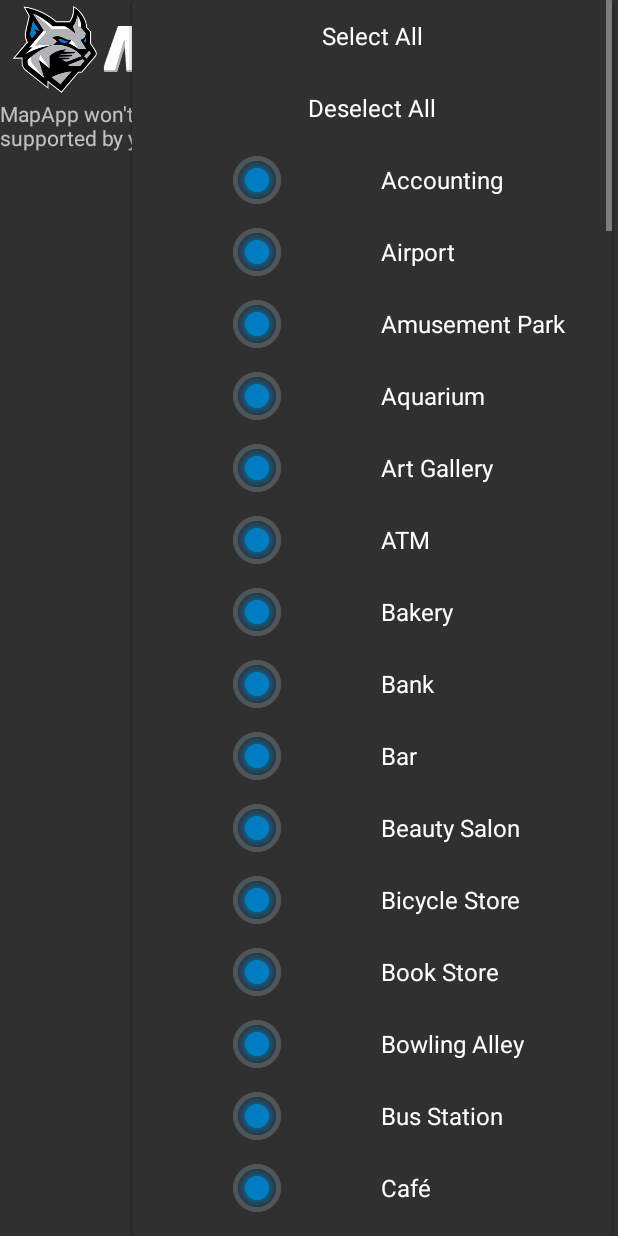
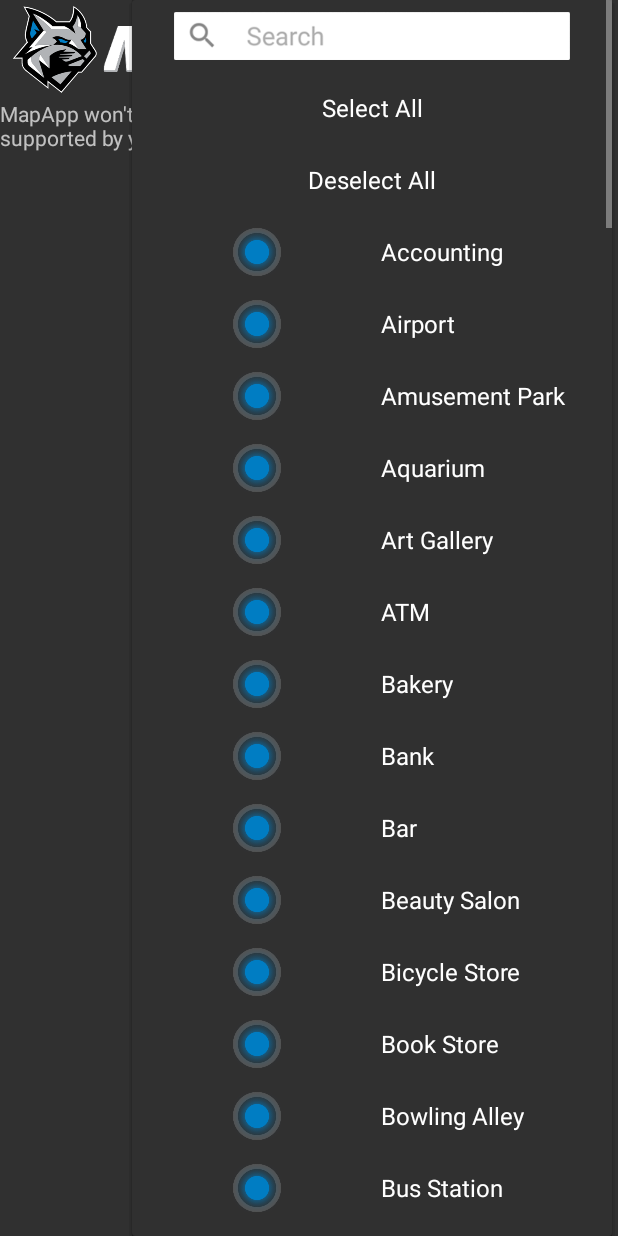
Before and after one commit to ejb21/MapApp, an Android app: the screen it shows after launch (MapsActivity), after a tap on an icon or button, on a phone screen of 412 x 824 dp. Run offline under Robolectric (Android 15) with nearby library versions, the phone set to English and light mode, and no system bars; 4 statements that could not run were skipped.

Commit message:
Added a non-functional search bar to menu

```diff
--- a/app/src/main/java/com/google/codelab/currentplace/MapsActivity.java
+++ b/app/src/main/java/com/google/codelab/currentplace/MapsActivity.java
@@ -110,18 +110,17 @@ public class MapsActivity extends AppCompatActivity implements OnMapReadyCallbac
         MenuInflater inflater = getMenuInflater();
         inflater.inflate(R.menu.menu_options, menu);
 
-        MenuItem item = menu.getItem(0);
+        MenuItem item = menu.getItem(1);
         SpannableString s = new SpannableString("Select All");
         s.setSpan(new AlignmentSpan.Standard(Layout.Alignment.ALIGN_CENTER), 0, s.length(), 0);
         item.setTitle(s);
 
-        item = menu.getItem(1);
+        item = menu.getItem(2);
         s = new SpannableString("Deselect All");
         s.setSpan(new AlignmentSpan.Standard(Layout.Alignment.ALIGN_CENTER), 0, s.length(), 0);
         item.setTitle(s);
 
         mainMenu = menu;
-
         return true;
     }
 
@@ -159,12 +158,12 @@ public class MapsActivity extends AppCompatActivity implements OnMapReadyCallbac
         {
             case R.id.select_all:
                 selectAllTypes();
-                for (int i = 2; i < mainMenu.size(); i++) mainMenu.getItem(i).setIcon(R.drawable.radio_button_selected);
+                for (int i = 3; i < mainMenu.size(); i++) mainMenu.getItem(i).setIcon(R.drawable.radio_button_selected);
                 getCurrentPlaceLikelihoods();
                 return false;
             case R.id.deselect_all:
                 deselectAllTypes();
-                for (int i = 2; i < mainMenu.size(); i++) mainMenu.getItem(i).setIcon(R.drawable.radio_button);
+                for (int i = 3; i < mainMenu.size(); i++) mainMenu.getItem(i).setIcon(R.drawable.radio_button);
                 getCurrentPlaceLikelihoods();
                 return false;
             case R.id.accounting:
--- a/app/src/main/res/menu/menu_options.xml
+++ b/app/src/main/res/menu/menu_options.xml
@@ -4,6 +4,14 @@
     xmlns:app="http://schemas.android.com/apk/res-auto"
     xmlns:tools="http://schemas.android.com/tools"
     tools:context=".activities.MapsActivity">
+
+    <item
+        android:id="@+id/search"
+        android:icon="@drawable/search_bar"
+        android:paddingTop="50dp"
+        android:paddingBottom="0dp"
+        android:title=""
+        app:showAsAction="withText" />
 
     <item android:id="@+id/select_all"
         android:title="Select All"
```
Also changed, not shown: app/src/main/res/drawable/search_bar.png (added).
